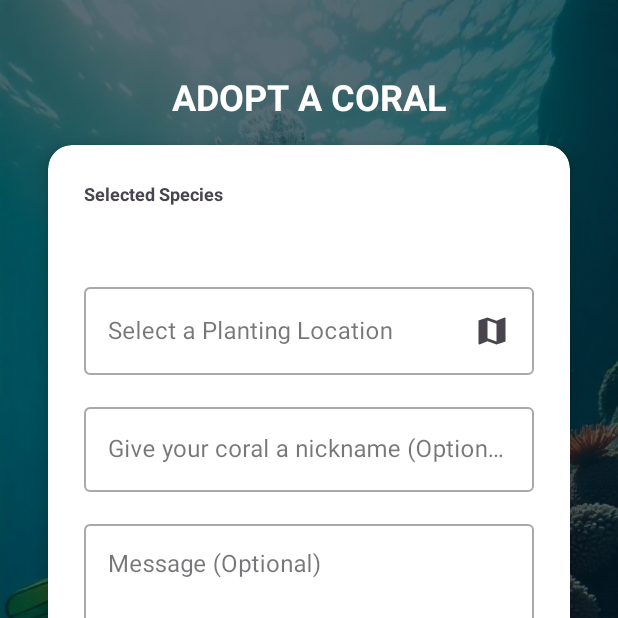
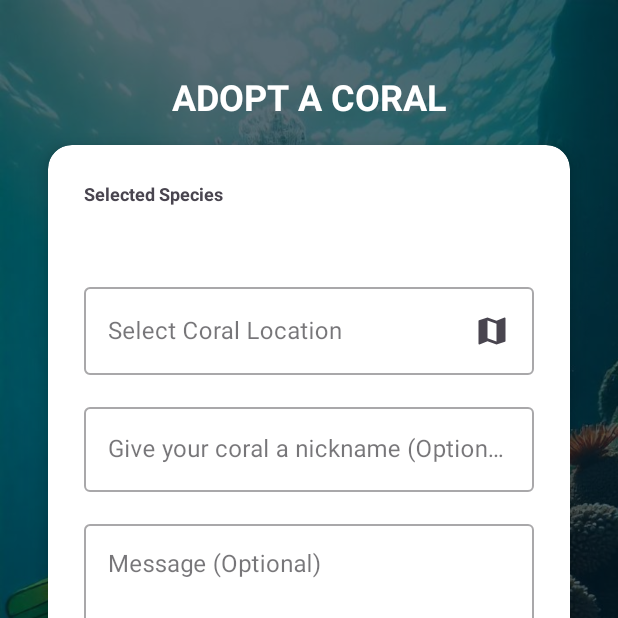
Before and after one commit to YosuaChristian69/aplikasiadopsiterumbukarang, an Android app: the fragment UserAddCoralFragment placed in its activity, on a phone screen of 412 x 824 dp, the top half of it. Run offline under Robolectric (Android 15) with nearby library versions, the phone set to English and light mode, and no system bars; 2 statements that could not run were skipped.

Commit message:
perubahan dikit

```diff
--- a/app/src/main/res/layout/fragment_location_selection.xml
+++ b/app/src/main/res/layout/fragment_location_selection.xml
@@ -36,7 +36,7 @@
             android:gravity="center"
             android:paddingHorizontal="16dp"
             android:paddingBottom="16dp"
-            android:text="Tap a marker on the map to choose a planting site."
+            android:text="Tap a marker on the map to choose which coral to adopt."
             android:textColor="@android:color/white"
             android:alpha="0.9"
             android:textSize="14sp" />
--- a/app/src/main/res/layout/fragment_user_add_coral.xml
+++ b/app/src/main/res/layout/fragment_user_add_coral.xml
@@ -68,7 +68,7 @@
                     android:layout_width="match_parent"
                     android:layout_height="wrap_content"
                     android:layout_marginBottom="16dp"
-                    android:hint="Select a Planting Location">
+                    android:hint="Select Coral Location">
 
                     <com.google.android.material.textfield.TextInputEditText
                         android:id="@+id/etSelectedLocation"
```
